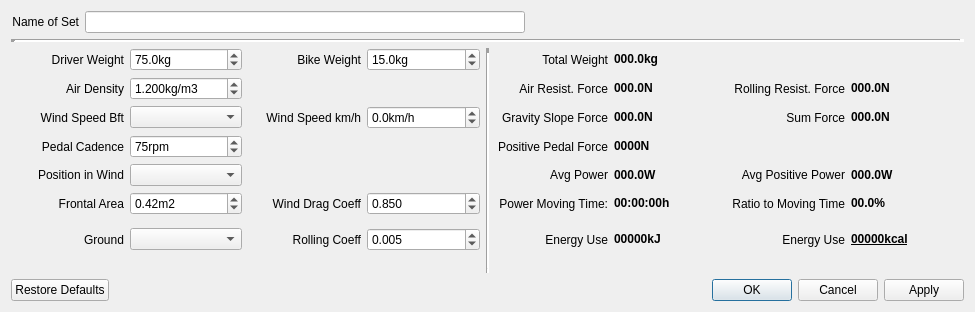
Before: the Qt Designer form src/qmapshack/gis/trk/filter/IFilterEnergyCycleDlg.ui in Maproom/qmapshack, drawn with Qt 5.
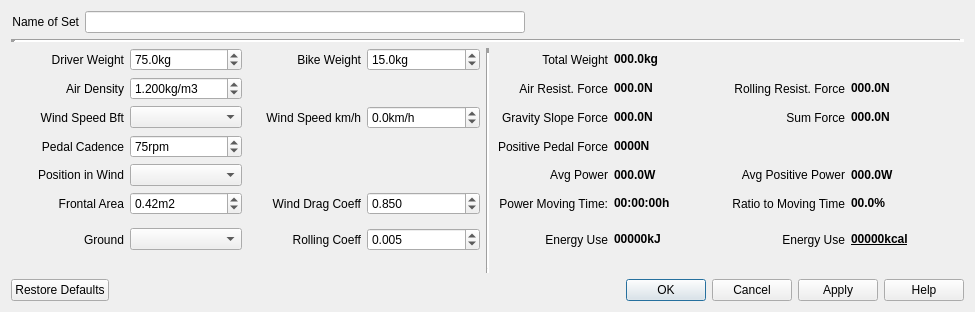
After: the same form once the commit is applied.

Commit message: First help dialog created.

```diff
--- a/src/qmapshack/gis/trk/filter/IFilterEnergyCycleDlg.ui
+++ b/src/qmapshack/gis/trk/filter/IFilterEnergyCycleDlg.ui
@@ -677,7 +677,7 @@
       <enum>Qt::Horizontal</enum>
      </property>
      <property name="standardButtons">
-      <set>QDialogButtonBox::Apply|QDialogButtonBox::Cancel|QDialogButtonBox::Ok|QDialogButtonBox::RestoreDefaults</set>
+      <set>QDialogButtonBox::Apply|QDialogButtonBox::Cancel|QDialogButtonBox::Help|QDialogButtonBox::Ok|QDialogButtonBox::RestoreDefaults</set>
      </property>
     </widget>
    </item>
```
Left out of the diff: 2 changed lines with no effect on the pictures. The commit also changes 3 other files.
